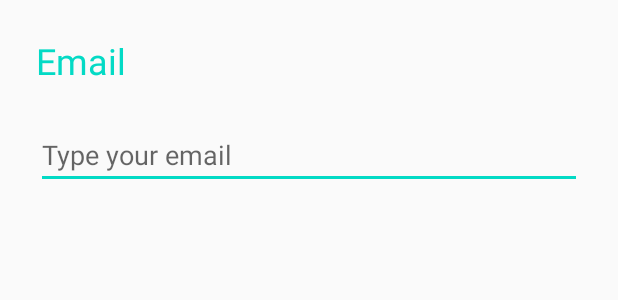
After one commit to ToosaFinder/toosa-finder-android, an Android app: the layout login_for_restoration.xml on its own in the app's theme, with its tools: preview values and no code run, on a phone screen of 412 x 824 dp. The commit adds this screen. Shown: the top 300 px of the screen. Run offline under Robolectric (Android 15) with nearby library versions, the phone set to English and light mode, and no system bars.

Commit message:
Сделал формы, часть активити #4173 @2 час

```diff
--- a/app/build.gradle.kts
+++ b/app/build.gradle.kts
@@ -4,6 +4,7 @@ plugins {
     id("kotlin-android")
     id("kotlin-android-extensions")
 }
+
 apply {
     plugin("kotlin-android")
 }
@@ -37,6 +38,7 @@ dependencies {
 
     implementation("com.squareup.retrofit2:retrofit:2.9.0")
     implementation ("com.squareup.retrofit2:converter-gson:2.9.0")
+//    implementation("toosafinder:api-model-jvm:0.0.1")
 
     implementation("androidx.core:core-ktx:1.3.1")
     implementation("androidx.appcompat:appcompat:1.2.0")
--- /dev/null
+++ b/app/src/main/java/com/toosafinder/restorePassword/RestorePasswordFormState.kt
@@ -0,0 +1,6 @@
+package com.toosafinder.restorePassword
+
+sealed class RestorePasswordFormState {
+    object Valid : RestorePasswordFormState()
+    class Invalid(val error: Int) : RestorePasswordFormState()
+}
--- /dev/null
+++ b/app/src/main/res/layout/login_for_restoration.xml
@@ -0,0 +1,38 @@
+<?xml version="1.0" encoding="utf-8"?>
+<androidx.constraintlayout.widget.ConstraintLayout
+    xmlns:android="http://schemas.android.com/apk/res/android"
+    xmlns:app="http://schemas.android.com/apk/res-auto"
+    xmlns:tools="http://schemas.android.com/tools"
+    android:layout_width="match_parent"
+    android:layout_height="match_parent">
+
+    <TextView
+        android:id="@+id/promptLogin"
+        android:layout_width="wrap_content"
+        android:layout_height="wrap_content"
+        android:layout_marginStart="@dimen/activity_horizontal_margin"
+        android:layout_marginLeft="@dimen/activity_horizontal_margin"
+        android:layout_marginTop="@dimen/activity_vertical_margin"
+        android:text="@string/prompt_email"
+        android:textColor="@color/colorAccent"
+        android:textSize="@dimen/text_size_big"
+        app:layout_constraintStart_toStartOf="parent"
+        app:layout_constraintTop_toTopOf="parent" />
+
+    <EditText
+        android:id="@+id/editTextTextPersonName"
+        android:layout_width="0dp"
+        android:layout_height="wrap_content"
+        android:layout_marginStart="@dimen/activity_horizontal_margin"
+        android:layout_marginLeft="@dimen/activity_horizontal_margin"
+        android:layout_marginTop="@dimen/activity_vertical_margin"
+        android:layout_marginEnd="@dimen/activity_horizontal_margin"
+        android:layout_marginRight="@dimen/activity_horizontal_margin"
+        android:ems="10"
+        android:hint="@string/placeholder_email"
+        android:inputType="textPersonName"
+        android:textSize="@dimen/text_size_normal"
+        app:layout_constraintEnd_toEndOf="parent"
+        app:layout_constraintStart_toStartOf="parent"
+        app:layout_constraintTop_toBottomOf="@+id/promptLogin" />
+</androidx.constraintlayout.widget.ConstraintLayout>
--- a/app/src/main/res/values/dimens.xml
+++ b/app/src/main/res/values/dimens.xml
@@ -1,5 +1,7 @@
 <resources>
     <!-- Default screen margins, per the Android Design guidelines. -->
-    <dimen name="activity_horizontal_margin">16dp</dimen>
-    <dimen name="activity_vertical_margin">16dp</dimen>
+    <dimen name="activity_horizontal_margin">24dp</dimen>
+    <dimen name="activity_vertical_margin">24dp</dimen>
+    <dimen name="text_size_big">24sp</dimen>
+    <dimen name="text_size_normal">18sp</dimen>
 </resources>
--- a/app/src/main/res/values/strings.xml
+++ b/app/src/main/res/values/strings.xml
@@ -9,4 +9,9 @@
     <string name="invalid_username">Not a valid username</string>
     <string name="invalid_password">Password must be >5 characters</string>
     <string name="login_failed">"Login failed"</string>
+    <string name="prompt_confirmation_password">Password confirmation</string>
+    <string name="button_done">Done!</string>
+    <string name="placeholder_password">Type your password</string>
+    <string name="placeholder_repeat_password">Repeat your password</string>
+    <string name="placeholder_email">Type your email</string>
 </resources>
```
Also changed, not shown: app/src/main/java/com/toosafinder/restorePassword/DefaultCallBack.kt (added, +19 -0 lines), app/src/main/java/com/toosafinder/restorePassword/LoginForRestorationActivity.kt (added, +12 -0 lines), app/src/main/java/com/toosafinder/restorePassword/RestorePasswordActivity.kt (+16 -0 lines), app/src/main/java/com/toosafinder/restorePassword/RestorePasswordDataSource.kt (+7 -5 lines), app/src/main/java/com/toosafinder/restorePassword/RestorePasswordRepository.kt (+10 -5 lines), app/src/main/java/com/toosafinder/restorePassword/RestorePasswordViewModel.kt (+13 -0 lines), app/src/main/res/layout/restore_password.xml (+82 -2 lines).
